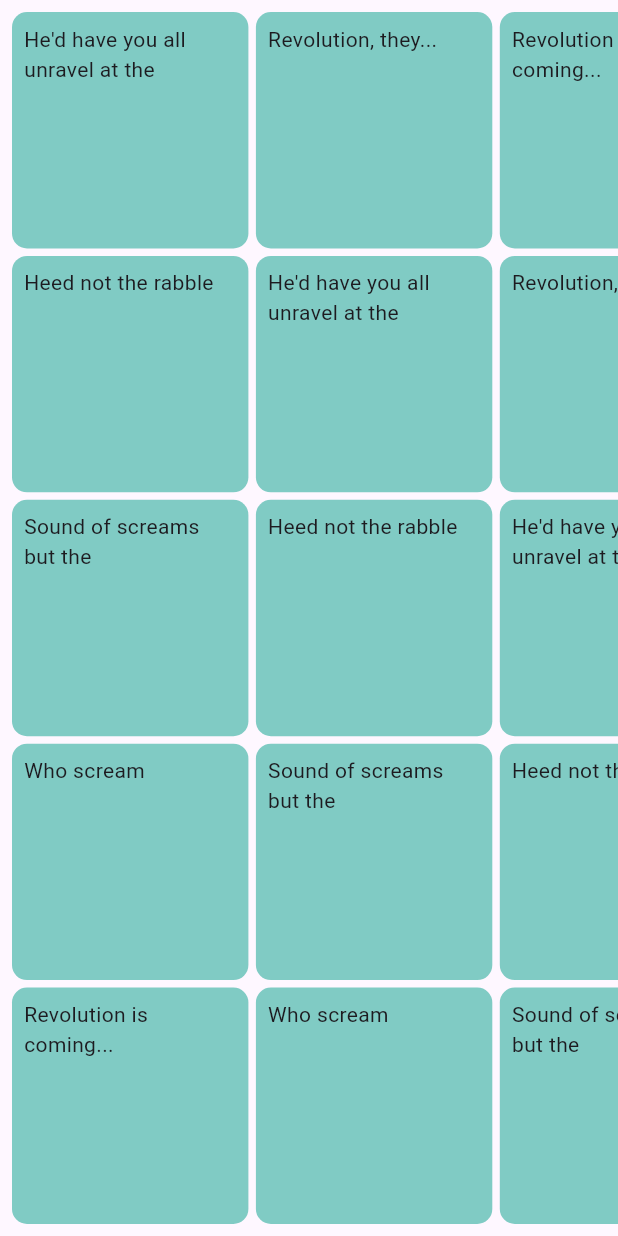
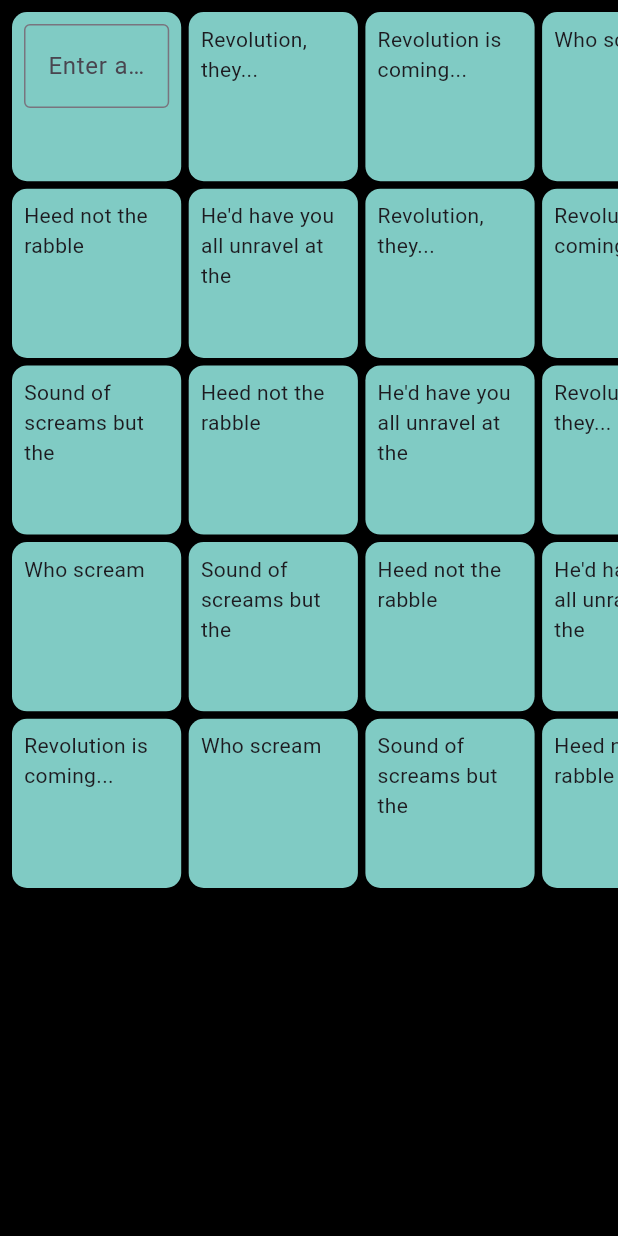
Before and after one commit to Vaishnavtech/timet, a Flutter app: the screenone screen opened directly, on a phone screen of 412 x 824 dp. Run offline on Flutter 3.47's test engine with Material 3 defaults, Android fonts, the phone set to English and light mode, and no system bars.

Commit message:
input change started

```diff
--- a/lib/screen2.dart
+++ b/lib/screen2.dart
@@ -1,12 +1,17 @@
 import 'package:flutter/material.dart';
+class con extends Container{
 
+}
 class screenone extends StatelessWidget {
   const screenone({super.key});
 
   @override
   Widget build(BuildContext context) {
     return Scaffold(
-        body: GridView.count(
+      backgroundColor: Colors.black,
+        body: SafeArea(
+          child: SizedBox(height: 600,
+            child: GridView.count(
                 scrollDirection: Axis.horizontal,
                 primary: true,
                 padding: const EdgeInsets.all(8),
@@ -20,7 +25,14 @@ class screenone extends StatelessWidget {
                 borderRadius: BorderRadius.circular(10),
                 color: Colors.teal[200],
               ),
-          child: const Text("He'd have you all unravel at the"),
+              child: TextField(
+  decoration: InputDecoration(
+    border: OutlineInputBorder(
+
+    ),
+    hintText: 'Enter a search term',
+  ),
+),
             ),
             Container(
               decoration: BoxDecoration(
@@ -255,6 +267,8 @@ class screenone extends StatelessWidget {
               child: const Text('Revolution, they...'),
             ),
                 ],
+              ),
+          ),
         ));
   }
 }
```
Lines whose indentation alone changed are shown as unchanged.
